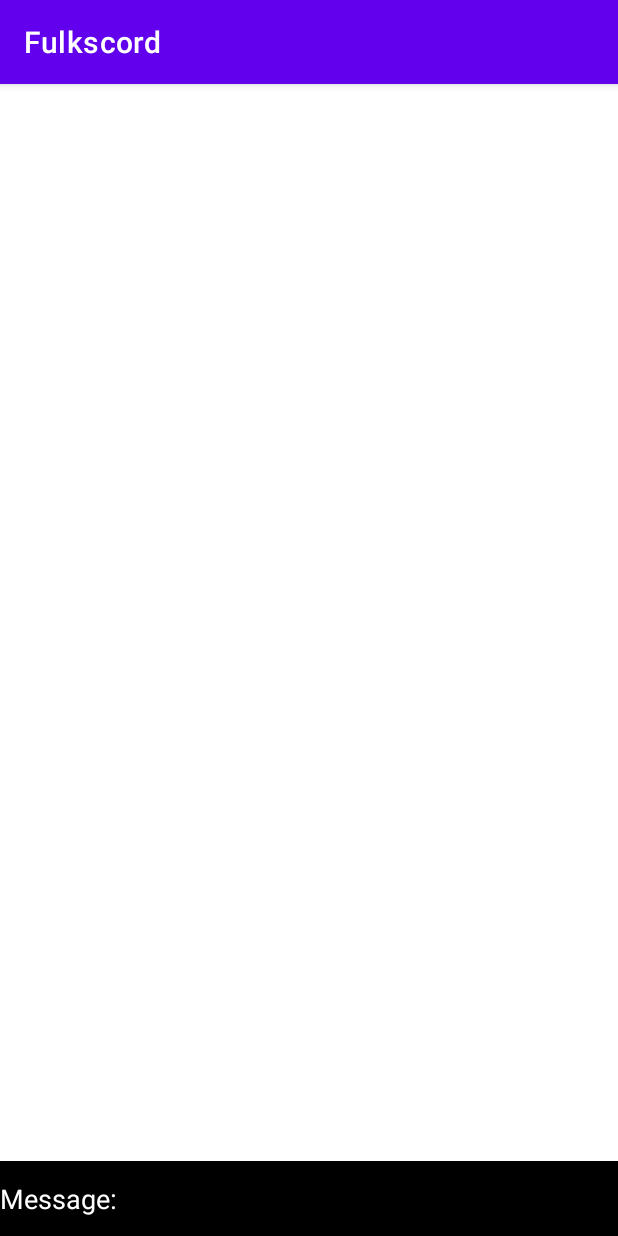
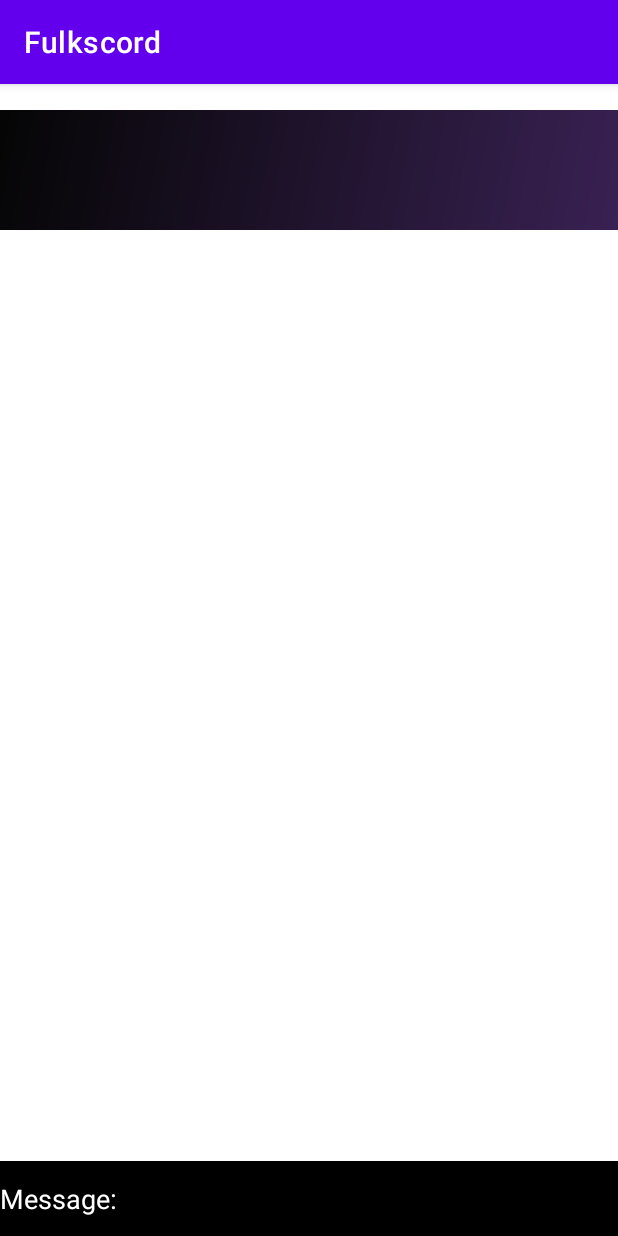
Before and after one commit to Neragin/APCSFinal, an Android app: the DirectMessageActivity screen opened directly, with no data from a screen before it, on a phone screen of 412 x 824 dp. Run offline under Robolectric (Android 15) with nearby library versions, the phone set to English and light mode, and no system bars; our stand-ins replace Firebase (no records; nobody signed in at launch, a user with empty details on screens opened directly); Roboto replaces fonts that are not available here; 2 statements that could not run were skipped.

Commit message:
minimum viable program done

```diff
--- a/app/src/main/AndroidManifest.xml
+++ b/app/src/main/AndroidManifest.xml
@@ -9,9 +9,9 @@
         android:roundIcon="@mipmap/ic_launcher_round"
         android:supportsRtl="true"
         android:theme="@style/Theme.Fulkscord"
-        android:windowSoftInputMode="stateVisible|adjustResize"
         >
-        <activity android:name=".directMessage.DirectMessageActivity"></activity>
+        <activity android:name=".directMessage.DirectMessageActivity"
+            android:windowSoftInputMode="adjustResize" />
         <activity
             android:name=".homeScreen.HomeScreenActivity"
             android:exported="true" />
--- a/app/src/main/java/com/example/fulkscord/directMessage/DirectMessageActivity.java
+++ b/app/src/main/java/com/example/fulkscord/directMessage/DirectMessageActivity.java
@@ -11,8 +11,10 @@ import android.os.Build;
 import android.os.Bundle;
 import android.view.KeyEvent;
 import android.view.View;
+import android.view.WindowManager;
 import android.widget.EditText;
 import android.widget.LinearLayout;
+import android.widget.ScrollView;
 
 import com.example.fulkscord.DatabaseKeys;
 import com.example.fulkscord.R;
@@ -64,6 +66,8 @@ public class DirectMessageActivity extends AppCompatActivity {
 		mDatabase = FirebaseDatabase.getInstance().getReference();
 		recyclerView = findViewById(R.id.messages);
 
+		getWindow().setSoftInputMode(WindowManager.LayoutParams.SOFT_INPUT_ADJUST_PAN);
+
 		sendMessage.setOnKeyListener(new View.OnKeyListener() {
 			@Override
 			public boolean onKey(View v, int keyCode, KeyEvent event) {
@@ -99,7 +103,7 @@ public class DirectMessageActivity extends AppCompatActivity {
 //		dmAdapter.notifyDataSetChanged();
 //		System.out.println("LIST IS: " + messages.toString());
 		getAllMessages();
-		recyclerView.smoothScrollToPosition(recyclerView.getAdapter().getItemCount());
+		((ScrollView) findViewById(R.id.fulk)).fullScroll(ScrollView.FOCUS_DOWN);
 
 	}
 
--- a/app/src/main/res/layout/activity_direct_message.xml
+++ b/app/src/main/res/layout/activity_direct_message.xml
@@ -5,10 +5,32 @@
     android:layout_width="match_parent"
     android:layout_height="match_parent"
     tools:context=".directMessage.DirectMessageActivity">
+
     <ScrollView
-        android:layout_width="wrap_content"
-        android:layout_height="683dp">
+        android:layout_width="match_parent"
+        android:layout_height="683dp"
+        app:layout_constraintBottom_toTopOf="@+id/sendMessage"
+        app:layout_constraintEnd_toEndOf="parent"
+        app:layout_constraintStart_toStartOf="parent"
+        app:layout_constraintTop_toTopOf="parent"
+        android:id="@+id/fulk">
 
+        <androidx.recyclerview.widget.RecyclerView
+            android:id="@+id/messages"
+            android:layout_width="match_parent"
+            android:layout_height="683dp"
+            android:background="@drawable/background_gradient"
+            android:clipToPadding="false"
+            android:paddingBottom="80dp"
+            app:layout_constraintBottom_toTopOf="@+id/sendMessage"
+            app:layout_constraintEnd_toEndOf="parent"
+            app:layout_constraintHorizontal_bias="0.0"
+            app:layout_constraintStart_toStartOf="parent"
+            app:layout_constraintTop_toTopOf="parent"
+            app:layout_constraintVertical_bias="0.0"
+            tools:ignore="MissingConstraints">
+
+        </androidx.recyclerview.widget.RecyclerView>
     </ScrollView>
 
 
```
